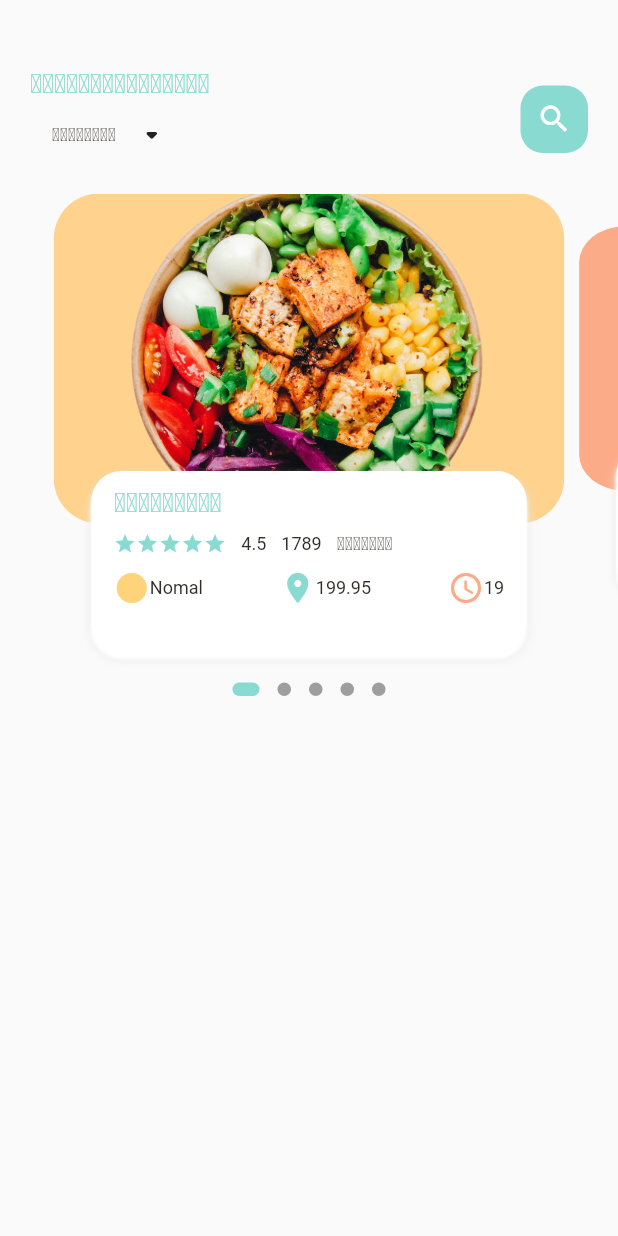
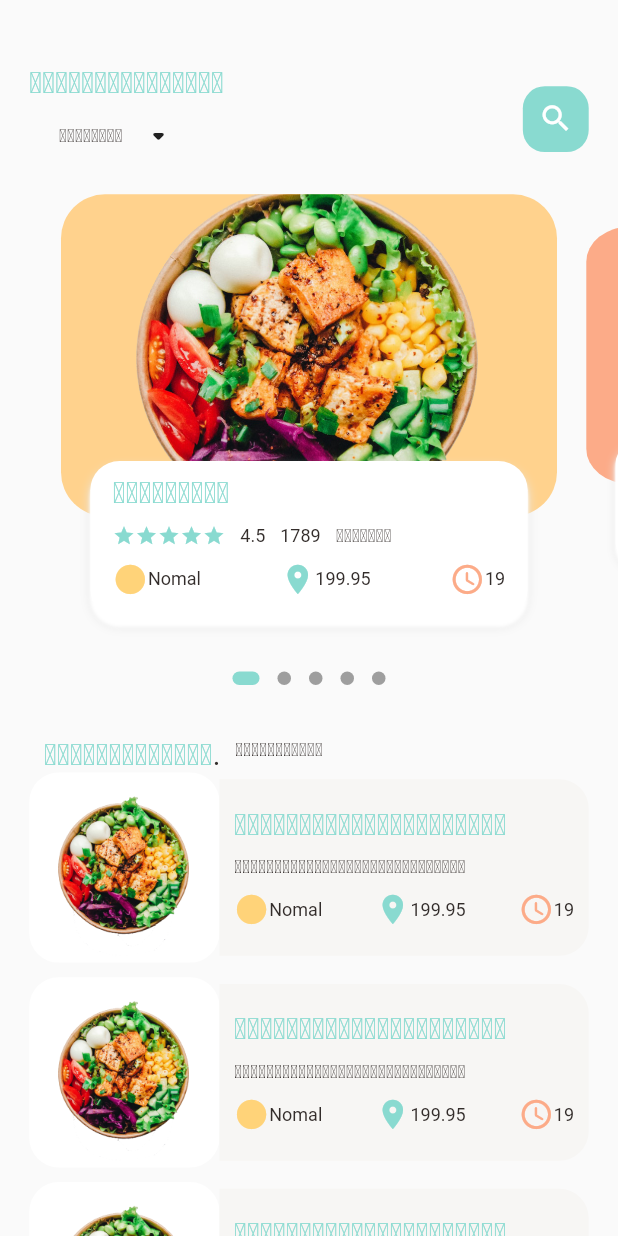
Before and after one commit to phaengkham/flutterProject, a Flutter app: the screen it shows after launch, on a phone screen of 412 x 824 dp. Run offline on Flutter 3.47's test engine with Material 2 defaults, Android fonts, the phone set to English and light mode, and no system bars; drawn by our look-alikes of dots_indicator; our stand-ins replace get; Roboto replaces fonts that are missing (NotoSansLao).

Commit message:
version1.2

```diff
--- a/lib/home/food_page_body.dart
+++ b/lib/home/food_page_body.dart
@@ -1,5 +1,6 @@
 import 'package:dots_indicator/dots_indicator.dart';
 import 'package:ecommerce_app/styles/appColors.dart';
+import 'package:ecommerce_app/styles/dimension.dart';
 import 'package:ecommerce_app/widgets/big_text.dart';
 import 'package:ecommerce_app/widgets/icon_text.dart';
 import 'package:ecommerce_app/widgets/small_text.dart';
@@ -19,7 +20,7 @@ class _FoodPageBodyState extends State<FoodPageBody> {
   PageController pageController = PageController(viewportFraction: 0.85);
   var _currPageValue = 0.0;
   double _scalefactor = 0.8;
-  double _height = 220;
+  double _height = Dimension.pageViewContainer;
   @override
   void initState() {
     super.initState();
@@ -39,28 +40,138 @@ class _FoodPageBodyState extends State<FoodPageBody> {
   Widget build(BuildContext context) {
     return Column(
       children: [
+        listMenuVertical(),
+        dotAnimation(),
+        SizedBox(
+          height: Dimension.height30,
+        ),
+        popularText(),
+        listMenuHorizontal()
+      ],
+    );
+  }
+
+  DotsIndicator dotAnimation() {
+    return new DotsIndicator(
+      dotsCount: 5,
+      position: _currPageValue,
+      decorator: DotsDecorator(
+        activeColor: AppColors.mainColor,
+        size: const Size.square(9.0),
+        activeSize: const Size(18.0, 9.0),
+        activeShape:
+            RoundedRectangleBorder(borderRadius: BorderRadius.circular(5.0)),
+      ),
+    );
+  }
+
+  Container popularText() {
+    return Container(
+      margin: EdgeInsets.only(left: Dimension.width30),
+      child: Row(
+        crossAxisAlignment: CrossAxisAlignment.end,
+        children: [
+          BigText(text: "ອາຫານຍອດນິຍົມ"),
           Container(
+            //margin: EdgeInsets.only(bottom: 1),
+            child: BigText(
+              text: ".",
+              color: AppColors.mainBlack,
+            ),
+          ),
+          SizedBox(
+            width: Dimension.width10,
+          ),
+          Container(
+            margin: EdgeInsets.only(bottom: 8),
+            child: SmallText(
+              text: "ຈັດຄູ່ອາຫານ",
+            ),
+          ),
+          // food and images
+        ],
+      ),
+    );
+  }
+
+  Container listMenuVertical() {
+    return Container(
       //color: AppColors.mainColor,
-          height: 320,
+      height: Dimension.pageView,
       child: PageView.builder(
           controller: pageController,
           itemCount: 5,
           itemBuilder: (context, position) {
             return _buildPageitem(position);
           }),
+    );
+  }
+
+  Container listMenuHorizontal() {
+    return Container(
+      child: ListView.builder(
+          physics: NeverScrollableScrollPhysics(),
+          shrinkWrap: true,
+          itemCount: 10,
+          itemBuilder: (context, index) {
+            return Container(
+              margin: EdgeInsets.only(
+                  left: Dimension.width20,
+                  right: Dimension.width20,
+                  bottom: Dimension.height10),
+              child: Row(
+                children: [
+                  Container(
+                    height: Dimension.listViewImagesize,
+                    width: Dimension.listViewImagesize,
+                    decoration: BoxDecoration(
+                      borderRadius: BorderRadius.circular(
+                        Dimension.radius20,
                       ),
-        new DotsIndicator(
-          dotsCount: 5,
-          position: _currPageValue,
-          decorator: DotsDecorator(
-            activeColor: AppColors.mainColor,
-            size: const Size.square(9.0),
-            activeSize: const Size(18.0, 9.0),
-            activeShape: RoundedRectangleBorder(
-                borderRadius: BorderRadius.circular(5.0)),
+                      color: AppColors.whiteColor,
+                      image: DecorationImage(
+                        fit: BoxFit.cover,
+                        image: AssetImage("assets/images/food11.png"),
+                      ),
+                    ),
+                  ),
+                  Expanded(
+                    child: Container(
+                      width: Dimension.listViewTextContSize,
+                      height: Dimension.listViewTextContSize,
+                      decoration: BoxDecoration(
+                        borderRadius: BorderRadius.only(
+                            topRight: Radius.circular(Dimension.radius20),
+                            bottomRight: Radius.circular(
+                              Dimension.radius20,
+                            )),
+                        color: AppColors.buttonBackgroudColor,
+                      ),
+                      child: Padding(
+                        padding: EdgeInsets.only(
+                            left: Dimension.width10, right: Dimension.width10),
+                        child: Column(
+                          mainAxisAlignment: MainAxisAlignment.center,
+                          crossAxisAlignment: CrossAxisAlignment.start,
+                          children: [
+                            BigText(text: "ອາຫານທໍາມະຊາດອາຫານສົດ"),
+                            SizedBox(
+                              height: Dimension.height10,
+                            ),
+                            SmallText(text: "ອາຫານທໍາມະຊາດແມ່ນອາຫານປອດເຄມີ"),
+                            SizedBox(
+                              height: Dimension.height10,
+                            ),
+                            iconText()
+                          ],
+                        ),
+                      ),
                     ),
                   )
                 ],
+              ),
+            );
+          }),
     );
   }
 
@@ -93,10 +204,11 @@ class _FoodPageBodyState extends State<FoodPageBody> {
       transform: matrix4,
       child: Stack(children: [
         Container(
-          height: 220,
-          margin: EdgeInsets.only(left: 5, right: 5),
+          height: Dimension.pageViewContainer,
+          margin: EdgeInsets.only(
+              left: Dimension.width10, right: Dimension.width10),
           decoration: BoxDecoration(
-            borderRadius: BorderRadius.circular(30),
+            borderRadius: BorderRadius.circular(Dimension.radius30),
             color: index.isEven ? AppColors.iconColor1 : AppColors.iconColor2,
             image: DecorationImage(
               fit: BoxFit.cover,
@@ -107,10 +219,13 @@ class _FoodPageBodyState extends State<FoodPageBody> {
         Align(
           alignment: Alignment.bottomCenter,
           child: Container(
-            height: 120,
-            margin: EdgeInsets.only(left: 30, right: 30, bottom: 15),
+            height: Dimension.pageTextContainer,
+            margin: EdgeInsets.only(
+                left: Dimension.width30,
+                right: Dimension.width30,
+                bottom: Dimension.height30),
             decoration: BoxDecoration(
-                borderRadius: BorderRadius.circular(20),
+                borderRadius: BorderRadius.circular(Dimension.radius20),
                 color: AppColors.whiteColor,
                 boxShadow: [
                   BoxShadow(
@@ -125,12 +240,13 @@ class _FoodPageBodyState extends State<FoodPageBody> {
                   )
                 ]),
             child: Container(
-              padding: EdgeInsets.only(left: 15, right: 15, top: 10),
+              padding:
+                  EdgeInsets.only(left: 15, right: 15, top: Dimension.height10),
               child: Column(
                 crossAxisAlignment: CrossAxisAlignment.start,
                 children: [
                   BigText(text: "ອາຫານເສີມ"),
-                  SizedBox(height: 10),
+                  SizedBox(height: Dimension.height10),
                   Row(
                     children: [
                       Wrap(
@@ -151,26 +267,8 @@ class _FoodPageBodyState extends State<FoodPageBody> {
                       SmallText(text: "ຄໍາເຫັນ")
                     ],
                   ),
-                  SizedBox(height: 10),
-                  Row(
-                    mainAxisAlignment: MainAxisAlignment.spaceBetween,
-                    children: [
-                      IconText(
-                          pIcon: Icons.circle_sharp,
-                          pText: "Nomal",
-                          pIconcolor: AppColors.yellowColor),
-                      SizedBox(width: 10),
-                      IconText(
-                          pIcon: Icons.location_on,
-                          pText: "199.95",
-                          pIconcolor: AppColors.mainColor),
-                      SizedBox(width: 10),
-                      IconText(
-                          pIcon: Icons.access_time_rounded,
-                          pText: "19",
-                          pIconcolor: AppColors.iconColor2)
-                    ],
-                  )
+                  SizedBox(height: Dimension.height10),
+                  iconText()
                 ],
               ),
             ),
@@ -179,4 +277,26 @@ class _FoodPageBodyState extends State<FoodPageBody> {
       ]),
     );
   }
+
+  Row iconText() {
+    return Row(
+      mainAxisAlignment: MainAxisAlignment.spaceBetween,
+      children: [
+        IconText(
+            pIcon: Icons.circle_sharp,
+            pText: "Nomal",
+            pIconcolor: AppColors.yellowColor),
+        SizedBox(width: Dimension.width10),
+        IconText(
+            pIcon: Icons.location_on,
+            pText: "199.95",
+            pIconcolor: AppColors.mainColor),
+        SizedBox(width: Dimension.width10),
+        IconText(
+            pIcon: Icons.access_time_rounded,
+            pText: "19",
+            pIconcolor: AppColors.iconColor2)
+      ],
+    );
   }
+}
--- a/lib/home/main_food_page.dart
+++ b/lib/home/main_food_page.dart
@@ -1,5 +1,6 @@
 import 'package:ecommerce_app/home/food_page_body.dart';
 import 'package:ecommerce_app/styles/appColors.dart';
+import 'package:ecommerce_app/styles/dimension.dart';
 import 'package:ecommerce_app/widgets/big_text.dart';
 import 'package:ecommerce_app/widgets/small_text.dart';
 import 'package:flutter/cupertino.dart';
@@ -20,10 +21,23 @@ class _MainFoodPageState extends State<MainFoodPage> {
     return Scaffold(
       body: Column(
         children: [
-          Container(
+          textBar(),
+          Expanded(
+              child: SingleChildScrollView(
+            child: FoodPageBody(),
+          ))
+        ],
+      ),
+    );
+  }
+
+  Container textBar() {
+    return Container(
       child: Container(
-              margin: EdgeInsets.only(top: 45, bottom: 15),
-              padding: EdgeInsets.only(left: 20, right: 20),
+        margin: EdgeInsets.only(
+            top: Dimension.height45, bottom: Dimension.height15),
+        padding:
+            EdgeInsets.only(left: Dimension.width20, right: Dimension.width20),
         child: Row(
           mainAxisAlignment: MainAxisAlignment.spaceBetween,
           children: [
@@ -45,24 +59,21 @@ class _MainFoodPageState extends State<MainFoodPage> {
             ),
             Center(
               child: Container(
-                      width: 45,
-                      height: 45,
+                width: Dimension.height45,
+                height: Dimension.height45,
                 child: Icon(
                   Icons.search,
                   color: Colors.white,
+                  size: Dimension.iconSize24,
                 ),
                 decoration: BoxDecoration(
-                          borderRadius: BorderRadius.circular(15),
+                    borderRadius: BorderRadius.circular(Dimension.radius15),
                     color: AppColors.mainColor),
               ),
             )
           ],
         ),
       ),
-          ),
-          FoodPageBody()
-        ],
-      ),
     );
   }
 }
--- a/lib/main.dart
+++ b/lib/main.dart
@@ -1,5 +1,6 @@
 import 'package:ecommerce_app/home/main_food_page.dart';
 import 'package:flutter/material.dart';
+import 'package:get/get.dart';
 
 void main() {
   runApp(const myApp());
@@ -10,7 +11,7 @@ class myApp extends StatelessWidget {
 
   @override
   Widget build(BuildContext context) {
-    return MaterialApp(
+    return GetMaterialApp(
       debugShowCheckedModeBanner: false,
       title: 'flutter_appa',
       home: MainFoodPage(),
--- /dev/null
+++ b/lib/styles/dimension.dart
@@ -0,0 +1,31 @@
+import 'package:get/get.dart';
+
+class Dimension {
+  static double screenHeight = Get.context!.height;
+  static double screenWidth = Get.context!.width;
+  static double pageViewContainer = screenHeight / 3.84;
+  static double pageTextContainer = screenHeight / 7.84;
+  static double pageView = screenHeight / 2.64;
+  //dynamic height padding and margin
+  static double height10 = screenHeight / 84.4;
+  static double height20 = screenHeight / 42.2;
+  static double height15 = screenHeight / 56.27;
+  static double height30 = screenHeight / 28.13;
+  static double height45 = screenHeight / 18.76;
+  //dynamic width padding and margin
+  static double width10 = screenHeight / 84.4;
+  static double width20 = screenHeight / 42.2;
+  static double width15 = screenHeight / 56.27;
+  static double width30 = screenHeight / 28.13;
+  //dynamic font
+  static double font20 = screenHeight / 42.2;
+  //dynamic radius
+  static double radius15 = screenHeight / 56.27;
+  static double radius20 = screenHeight / 42.2;
+  static double radius30 = screenHeight / 28.13;
+  //dynamic icon
+  static double iconSize24 = screenHeight / 35.17;
+  //list view size
+  static double listViewImagesize = screenWidth / 3.25;
+  static double listViewTextContSize = screenWidth / 3.5;
+}
--- a/lib/widgets/big_text.dart
+++ b/lib/widgets/big_text.dart
@@ -1,4 +1,5 @@
 import 'package:ecommerce_app/styles/appColors.dart';
+import 'package:ecommerce_app/styles/dimension.dart';
 import 'package:flutter/animation.dart';
 import 'package:flutter/cupertino.dart';
 import 'package:flutter/material.dart';
@@ -15,8 +16,8 @@ class BigText extends StatelessWidget {
       {Key? key,
       this.color = const Color(0xFF89dad0),
       required this.text,
-      this.overflow = TextOverflow.ellipsis,
-      this.size = 18})
+      this.overflow = TextOverflow.fade,
+      this.size = 0})
       : super(key: key);
 
   @override
@@ -29,7 +30,7 @@ class BigText extends StatelessWidget {
           fontFamily: 'NotoSansLao',
           color: color,
           fontWeight: FontWeight.w400,
-          fontSize: size),
+          fontSize: size == 0 ? Dimension.font20 : size),
     );
   }
 }
--- a/lib/widgets/icon_text.dart
+++ b/lib/widgets/icon_text.dart
@@ -1,3 +1,4 @@
+import 'package:ecommerce_app/styles/dimension.dart';
 import 'package:ecommerce_app/widgets/small_text.dart';
 import 'package:flutter/cupertino.dart';
 import 'package:flutter/src/widgets/container.dart';
@@ -21,6 +22,7 @@ class IconText extends StatelessWidget {
         Icon(
           pIcon,
           color: pIconcolor,
+          size: Dimension.iconSize24,
         ),
         SizedBox(
           height: 5,
--- a/pubspec.yaml
+++ b/pubspec.yaml
@@ -37,6 +37,7 @@ dependencies:
   # Use with the CupertinoIcons class for iOS style icons.
   cupertino_icons: ^1.0.2
   dots_indicator: ^2.1.0
+  get: ^4.6.5
 
 dev_dependencies:
   flutter_test:
```
Also changed, not shown: pubspec.lock. Lines whose indentation alone changed are shown as unchanged.
